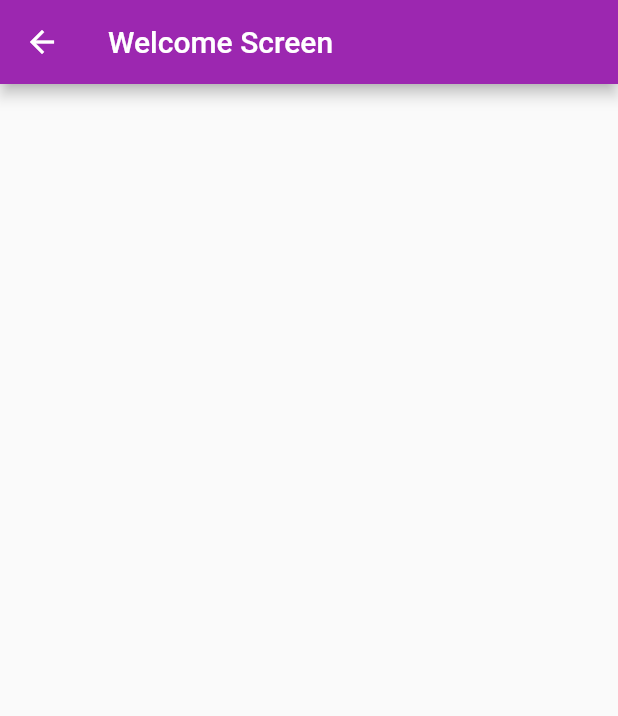
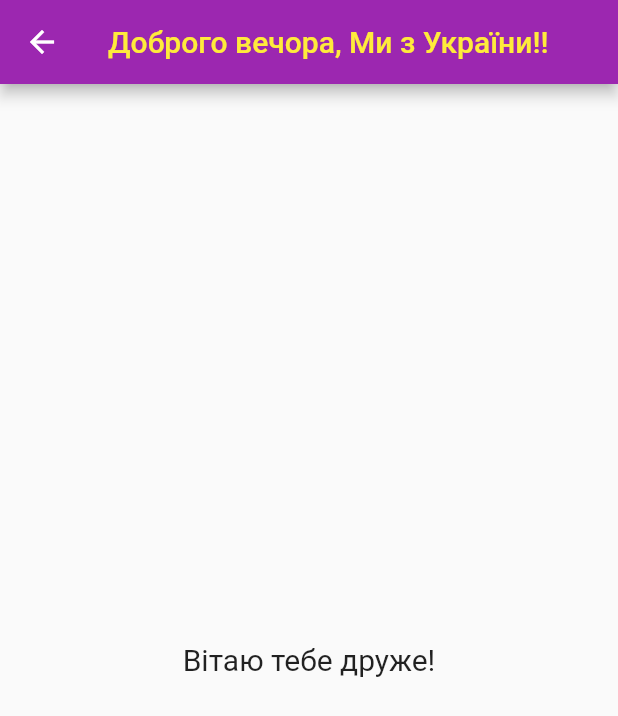
Before and after one commit to WaFeIS7/flutter_study_app, a Flutter app: the WelcomeScreen screen opened directly, on a phone screen of 412 x 824 dp. Shown: the top 716 px of the screen. Run offline on Flutter 3.47's test engine with Material 2 defaults, Android fonts, the phone set to English and light mode, and no system bars; our stand-ins replace easy_splash_screen.

Commit message:
Change the language to Ukraine

```diff
--- a/lib/home_tasks/home_task_20.10.2022/screens/login_screen.dart
+++ b/lib/home_tasks/home_task_20.10.2022/screens/login_screen.dart
@@ -32,7 +32,7 @@ class _LoginState extends State<Login> {
                   // 'https://cdn2.iconfinder.com/data/icons/users-6/100/USER2-64.png'),
               Image.asset('assets/images/login_icon.png'),
               const SizedBox(height: 20),
-              const Text('Welcome to Login Screen',
+              const Text('Давай, заходь!',
                   style: TextStyle(fontSize: 16)),
               Container(
                 padding: const EdgeInsets.fromLTRB(40, 20, 40, 20),
@@ -65,7 +65,7 @@ class _LoginState extends State<Login> {
                 height: 50,
                 padding: const EdgeInsets.fromLTRB(10, 0, 10, 0),
                 child: ElevatedButton(
-                  child: const Text('Login'),
+                  child: const Text('Далі'),
                   onPressed: () {
                     if (formGlobalKey.currentState!.validate()) {
                       formGlobalKey.currentState!.save();
--- a/lib/home_tasks/home_task_20.10.2022/screens/welcome_screen.dart
+++ b/lib/home_tasks/home_task_20.10.2022/screens/welcome_screen.dart
@@ -6,8 +6,12 @@ class WelcomeScreen extends StatelessWidget {
   Widget build(BuildContext context) {
     return Scaffold(
       appBar: AppBar(
-        title: const Text('Welcome Screen'),
+        title: const Text('Доброго вечора, Ми з України!!', style:
+        TextStyle(color: Colors.yellow),),
       ),
+    body: const Center(
+      child: Text('Вітаю тебе друже!',  style: TextStyle(fontSize: 20)),
+    ),
     );
   }
 }
```
